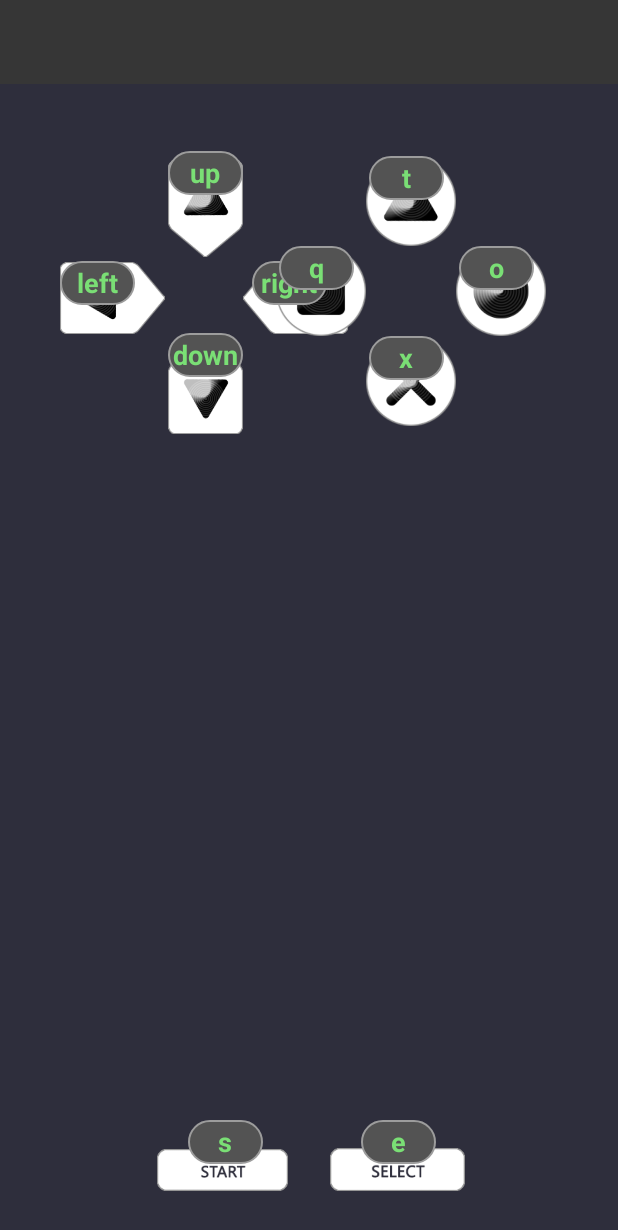
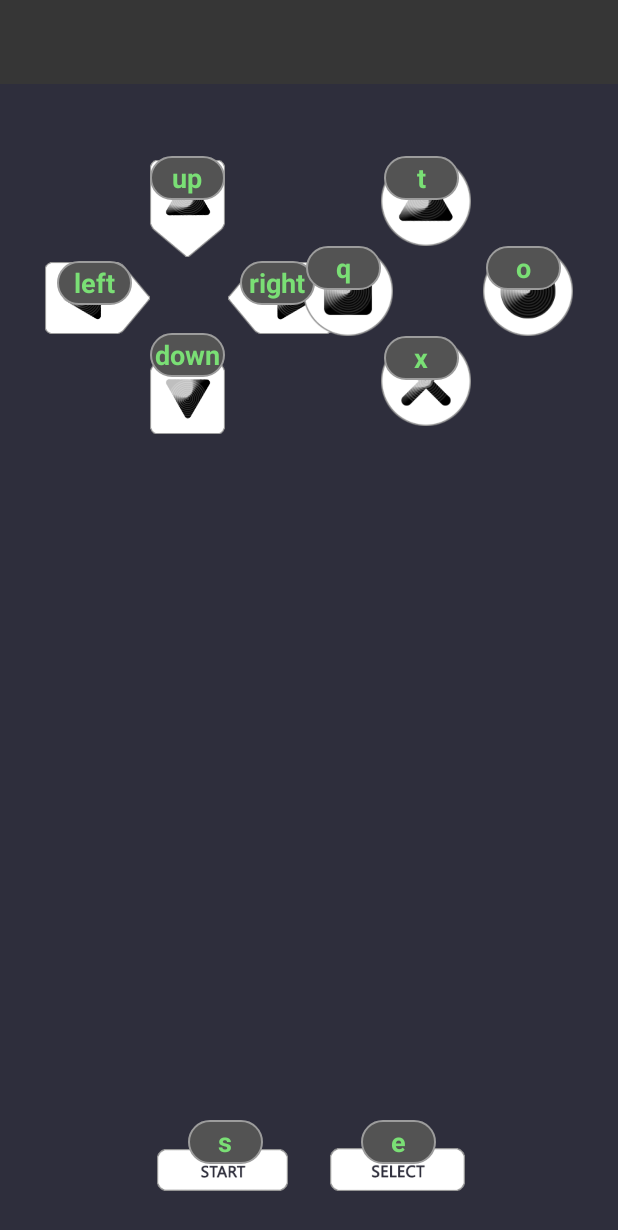
Before and after one commit to fopmania/Android, an Android app: the layout activity_controller_setting.xml on its own in the app's theme, with its tools: preview values and no code run, on a phone screen of 412 x 824 dp. Shown: the top 1230 px of the screen. Run offline under Robolectric (Android 15) with nearby library versions, the phone set to English and light mode, and no system bars.

Commit message:
no message

```diff
--- a/ArduinoBluetoothRC/app/src/main/java/mugdog/com/arduinobluetoothrc/BluetoothActivity.java
+++ b/ArduinoBluetoothRC/app/src/main/java/mugdog/com/arduinobluetoothrc/BluetoothActivity.java
@@ -226,7 +226,7 @@ public class BluetoothActivity extends AppCompatActivity {
         //adView.setAdSize(AdSize.BANNER);
         //adView.setAdUnitId("ca-app-pub-2239158288105225/7625810987");
         AdRequest adR = new AdRequest.Builder()
-                .addTestDevice("B4438B8CFE663D4402842E80C188748E")
+//                .addTestDevice("B4438B8CFE663D4402842E80C188748E")
                 .build();
 //        AdRequest adR = new AdRequest.Builder().addTestDevice("B4438B8CFE663D4402842E80C188748E").build();
         adView.loadAd(adR);
--- a/ArduinoBluetoothRC/app/src/main/java/mugdog/com/arduinobluetoothrc/ControllerActivity.java
+++ b/ArduinoBluetoothRC/app/src/main/java/mugdog/com/arduinobluetoothrc/ControllerActivity.java
@@ -80,7 +80,7 @@ public class ControllerActivity extends AppCompatActivity {
         //adView.setAdUnitId("ca-app-pub-2239158288105225/7625810987");
 //        AdRequest adR = new AdRequest.Builder().addTestDevice("B4438B8CFE663D4402842E80C188748E").build();
         AdRequest adR = new AdRequest.Builder()
-                .addTestDevice("B4438B8CFE663D4402842E80C188748E")
+//                .addTestDevice("B4438B8CFE663D4402842E80C188748E")
                 .build();
         adView.loadAd(adR);
 
--- a/ArduinoBluetoothRC/app/src/main/java/mugdog/com/arduinobluetoothrc/DimmerActivity.java
+++ b/ArduinoBluetoothRC/app/src/main/java/mugdog/com/arduinobluetoothrc/DimmerActivity.java
@@ -134,7 +134,7 @@ public class DimmerActivity extends AppCompatActivity {
 
         mAdView = findViewById(R.id.adViewDimmer);
         AdRequest adRequest = new AdRequest.Builder()
-                .addTestDevice("B4438B8CFE663D4402842E80C188748E")
+//                .addTestDevice("B4438B8CFE663D4402842E80C188748E")
                 .build();
         mAdView.loadAd(adRequest);
 
--- a/ArduinoBluetoothRC/app/src/main/java/mugdog/com/arduinobluetoothrc/ModeActivity.java
+++ b/ArduinoBluetoothRC/app/src/main/java/mugdog/com/arduinobluetoothrc/ModeActivity.java
@@ -57,7 +57,7 @@ public class ModeActivity extends AppCompatActivity {
         //adView.setAdUnitId("ca-app-pub-2239158288105225/7625810987");
 //        AdRequest adR = new AdRequest.Builder().addTestDevice("B4438B8CFE663D4402842E80C188748E").build();
         AdRequest adR = new AdRequest.Builder()
-                .addTestDevice("B4438B8CFE663D4402842E80C188748E")
+//                .addTestDevice("B4438B8CFE663D4402842E80C188748E")
                 .build();
         adView.loadAd(adR);
 
--- a/ArduinoBluetoothRC/app/src/main/java/mugdog/com/arduinobluetoothrc/TerminalActivity.java
+++ b/ArduinoBluetoothRC/app/src/main/java/mugdog/com/arduinobluetoothrc/TerminalActivity.java
@@ -100,7 +100,7 @@ public class TerminalActivity extends AppCompatActivity {
 
         AdView adView = (AdView)findViewById(R.id.adViewTerminal);
         AdRequest adR = new AdRequest.Builder()
-                .addTestDevice("B4438B8CFE663D4402842E80C188748E")
+//                .addTestDevice("B4438B8CFE663D4402842E80C188748E")
                 .build();
         adView.loadAd(adR);
 
--- a/ArduinoBluetoothRC/app/src/main/res/layout/activity_bluetooth.xml
+++ b/ArduinoBluetoothRC/app/src/main/res/layout/activity_bluetooth.xml
@@ -12,10 +12,9 @@
         layout="@layout/app_bar">
     </include>
 
-    <com.google.android.gms.ads.AdView
-        xmlns:ads="http://schemas.android.com/apk/res-auto"
+    <com.google.android.gms.ads.AdView xmlns:ads="http://schemas.android.com/apk/res-auto"
         android:id="@+id/adViewBluetooth"
-        android:layout_width="300dp"
+        android:layout_width="320dp"
         android:layout_height="50dp"
         android:layout_marginEnd="8dp"
         android:layout_marginStart="8dp"
--- a/ArduinoBluetoothRC/app/src/main/res/layout/activity_controller_setting.xml
+++ b/ArduinoBluetoothRC/app/src/main/res/layout/activity_controller_setting.xml
@@ -17,12 +17,11 @@
         android:id="@+id/btUp2"
         android:layout_width="50dp"
         android:layout_height="70dp"
-        android:layout_marginStart="112dp"
         android:layout_marginTop="48dp"
         android:background="@android:color/transparent"
         android:scaleType="centerInside"
         android:src="@drawable/bt_up"
-        app:layout_constraintStart_toStartOf="parent"
+        app:layout_constraintStart_toEndOf="@+id/btLeft2"
         app:layout_constraintTop_toBottomOf="@+id/app_bar" />
 
 
@@ -30,7 +29,7 @@
         android:id="@+id/btLeft2"
         android:layout_width="70dp"
         android:layout_height="50dp"
-        android:layout_marginStart="40dp"
+        android:layout_marginStart="30dp"
         android:background="@android:color/transparent"
         android:scaleType="centerInside"
         android:src="@drawable/bt_left"
@@ -41,12 +40,11 @@
         android:id="@+id/btDown2"
         android:layout_width="50dp"
         android:layout_height="70dp"
-        android:layout_marginStart="112dp"
         android:layout_marginTop="48dp"
         android:background="@android:color/transparent"
         android:scaleType="centerInside"
         android:src="@drawable/bt_down"
-        app:layout_constraintStart_toStartOf="parent"
+        app:layout_constraintStart_toEndOf="@+id/btLeft2"
         app:layout_constraintTop_toBottomOf="@+id/btUp2" />
 
     <ImageButton
@@ -64,12 +62,12 @@
         android:id="@+id/btT2"
         android:layout_width="60dp"
         android:layout_height="60dp"
-        android:layout_marginEnd="108dp"
+        android:layout_marginEnd="8dp"
         android:layout_marginTop="48dp"
         android:background="@android:color/transparent"
         android:scaleType="centerInside"
         android:src="@drawable/bt_triangle"
-        app:layout_constraintEnd_toEndOf="parent"
+        app:layout_constraintEnd_toStartOf="@+id/btO2"
         app:layout_constraintTop_toBottomOf="@+id/app_bar" />
 
     <ImageButton
@@ -87,7 +85,7 @@
         android:id="@+id/btO2"
         android:layout_width="60dp"
         android:layout_height="60dp"
-        android:layout_marginEnd="48dp"
+        android:layout_marginEnd="30dp"
         android:background="@android:color/transparent"
         android:scaleType="centerInside"
         android:src="@drawable/bt_circle"
@@ -98,12 +96,12 @@
         android:id="@+id/btX2"
         android:layout_width="60dp"
         android:layout_height="60dp"
-        android:layout_marginEnd="108dp"
+        android:layout_marginEnd="8dp"
         android:layout_marginTop="60dp"
         android:background="@android:color/transparent"
         android:scaleType="centerInside"
         android:src="@drawable/bt_cross"
-        app:layout_constraintEnd_toEndOf="parent"
+        app:layout_constraintEnd_toStartOf="@+id/btO2"
         app:layout_constraintTop_toBottomOf="@+id/btT2" />
 
     <ImageButton
@@ -135,7 +133,6 @@
         android:layout_width="50dp"
         android:layout_height="29dp"
         android:layout_marginBottom="48dp"
-        android:layout_marginStart="112dp"
         android:background="@drawable/terminal_cmd"
         android:ems="10"
         android:imeOptions="actionDone"
@@ -147,14 +144,15 @@
         android:textSize="18sp"
         android:textStyle="bold"
         app:layout_constraintBottom_toBottomOf="@+id/btUp2"
-        app:layout_constraintStart_toStartOf="parent"
-        app:layout_constraintTop_toTopOf="@+id/btUp2" />
+        app:layout_constraintStart_toStartOf="@+id/btUp2"
+        app:layout_constraintTop_toTopOf="@+id/btUp2"
+        app:layout_constraintVertical_bias="0.0" />
 
     <EditText
         android:id="@+id/etRight"
         android:layout_width="50dp"
         android:layout_height="29dp"
-        android:layout_marginStart="168dp"
+        android:layout_marginStart="8dp"
         android:background="@drawable/terminal_cmd"
         android:ems="10"
         android:imeOptions="actionDone"
@@ -165,7 +163,7 @@
         android:textColor="@color/colorMonitorText"
         android:textSize="18sp"
         android:textStyle="bold"
-        app:layout_constraintStart_toStartOf="parent"
+        app:layout_constraintStart_toStartOf="@+id/btRight2"
         app:layout_constraintTop_toTopOf="@+id/btRight2" />
 
 
@@ -173,7 +171,6 @@
         android:id="@+id/etDown"
         android:layout_width="50dp"
         android:layout_height="29dp"
-        android:layout_marginStart="112dp"
         android:background="@drawable/terminal_cmd"
         android:ems="10"
         android:imeOptions="actionDone"
@@ -184,14 +181,14 @@
         android:textColor="@color/colorMonitorText"
         android:textSize="18sp"
         android:textStyle="bold"
-        app:layout_constraintStart_toStartOf="parent"
+        app:layout_constraintStart_toStartOf="@+id/btDown2"
         app:layout_constraintTop_toTopOf="@+id/btDown2" />
 
     <EditText
         android:id="@+id/etLeft"
         android:layout_width="50dp"
         android:layout_height="29dp"
-        android:layout_marginStart="40dp"
+        android:layout_marginStart="8dp"
         android:background="@drawable/terminal_cmd"
         android:ems="10"
         android:imeOptions="actionDone"
@@ -202,14 +199,14 @@
         android:textColor="@color/colorMonitorText"
         android:textSize="18sp"
         android:textStyle="bold"
-        app:layout_constraintStart_toStartOf="parent"
+        app:layout_constraintStart_toStartOf="@+id/btLeft2"
         app:layout_constraintTop_toTopOf="@+id/btLeft2" />
 
     <EditText
         android:id="@+id/etT"
         android:layout_width="50dp"
         android:layout_height="29dp"
-        android:layout_marginEnd="116dp"
+        android:layout_marginEnd="8dp"
         android:background="@drawable/terminal_cmd"
         android:ems="10"
         android:imeOptions="actionDone"
@@ -220,14 +217,14 @@
         android:textColor="@color/colorMonitorText"
         android:textSize="18sp"
         android:textStyle="bold"
-        app:layout_constraintEnd_toEndOf="parent"
+        app:layout_constraintEnd_toEndOf="@+id/btT2"
         app:layout_constraintTop_toTopOf="@+id/btT2" />
 
     <EditText
         android:id="@+id/etX"
         android:layout_width="50dp"
         android:layout_height="29dp"
-        android:layout_marginEnd="116dp"
+        android:layout_marginEnd="8dp"
         android:background="@drawable/terminal_cmd"
         android:ems="10"
         android:imeOptions="actionDone"
@@ -238,14 +235,14 @@
         android:textColor="@color/colorMonitorText"
         android:textSize="18sp"
         android:textStyle="bold"
-        app:layout_constraintEnd_toEndOf="parent"
+        app:layout_constraintEnd_toEndOf="@+id/btX2"
         app:layout_constraintTop_toTopOf="@+id/btX2" />
 
     <EditText
         android:id="@+id/etQ"
         android:layout_width="50dp"
         android:layout_height="29dp"
-        android:layout_marginEnd="176dp"
+        android:layout_marginEnd="8dp"
         android:background="@drawable/terminal_cmd"
         android:ems="10"
         android:imeOptions="actionDone"
@@ -256,14 +253,14 @@
         android:textColor="@color/colorMonitorText"
         android:textSize="18sp"
         android:textStyle="bold"
-        app:layout_constraintEnd_toEndOf="parent"
+        app:layout_constraintEnd_toEndOf="@+id/btQ2"
         app:layout_constraintTop_toTopOf="@+id/btQ2" />
 
     <EditText
         android:id="@+id/etO"
         android:layout_width="50dp"
         android:layout_height="29dp"
-        android:layout_marginEnd="56dp"
+        android:layout_marginEnd="8dp"
         android:background="@drawable/terminal_cmd"
         android:ems="10"
         android:imeOptions="actionDone"
@@ -274,7 +271,7 @@
         android:textColor="@color/colorMonitorText"
         android:textSize="18sp"
         android:textStyle="bold"
-        app:layout_constraintEnd_toEndOf="parent"
+        app:layout_constraintEnd_toEndOf="@+id/btO2"
         app:layout_constraintTop_toTopOf="@+id/btO2" />
 
     <EditText
--- a/ArduinoBluetoothRC/app/src/main/res/layout/activity_dimmer.xml
+++ b/ArduinoBluetoothRC/app/src/main/res/layout/activity_dimmer.xml
@@ -15,12 +15,12 @@
     <com.google.android.gms.ads.AdView
         xmlns:ads="http://schemas.android.com/apk/res-auto"
         android:id="@+id/adViewDimmer"
-        android:layout_width="300dp"
-        android:layout_height="42dp"
+        android:layout_width="320dp"
+        android:layout_height="50dp"
         android:layout_marginEnd="8dp"
         android:layout_marginStart="8dp"
         android:layout_marginTop="12dp"
-        ads:adSize="SMART_BANNER"
+        ads:adSize="BANNER"
         ads:adUnitId="@string/banner_ad_unit_id"
         app:layout_constraintEnd_toEndOf="parent"
         app:layout_constraintHorizontal_bias="0.494"
--- a/ArduinoBluetoothRC/app/src/main/res/layout/activity_terminal.xml
+++ b/ArduinoBluetoothRC/app/src/main/res/layout/activity_terminal.xml
@@ -71,7 +71,7 @@
 
     <com.google.android.gms.ads.AdView xmlns:ads="http://schemas.android.com/apk/res-auto"
         android:id="@+id/adViewTerminal"
-        android:layout_width="300dp"
+        android:layout_width="320dp"
         android:layout_height="50dp"
         android:layout_marginBottom="8dp"
         android:layout_marginEnd="8dp"
@@ -80,8 +80,6 @@
         ads:adSize="BANNER"
         ads:adUnitId="@string/banner_ad_unit_id"
         ads:layout_constraintBottom_toTopOf="@+id/etMonitor"
-        ads:layout_constraintHorizontal_bias="0.494"
-        ads:layout_constraintVertical_bias="0.0"
         app:layout_constraintEnd_toEndOf="parent"
         app:layout_constraintStart_toStartOf="parent"
         app:layout_constraintTop_toBottomOf="@+id/app_bar" />
```
Also changed, not shown: ArduinoBluetoothRC/app/src/main/res/layout/activity_controller.xml (+8 -13 lines), ArduinoBluetoothRC/app/src/main/res/layout/activity_mode.xml (+3 -4 lines), ArduinoBluetoothRC/app/src/main/res/layout/activity_switch.xml (+3 -4 lines).
